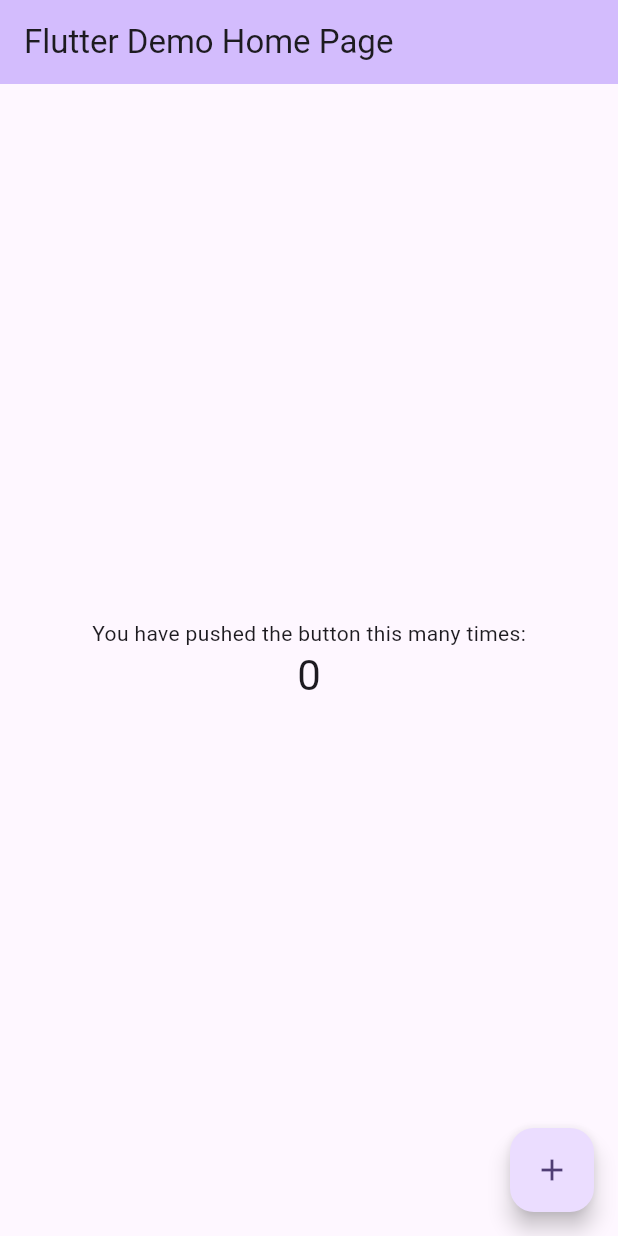
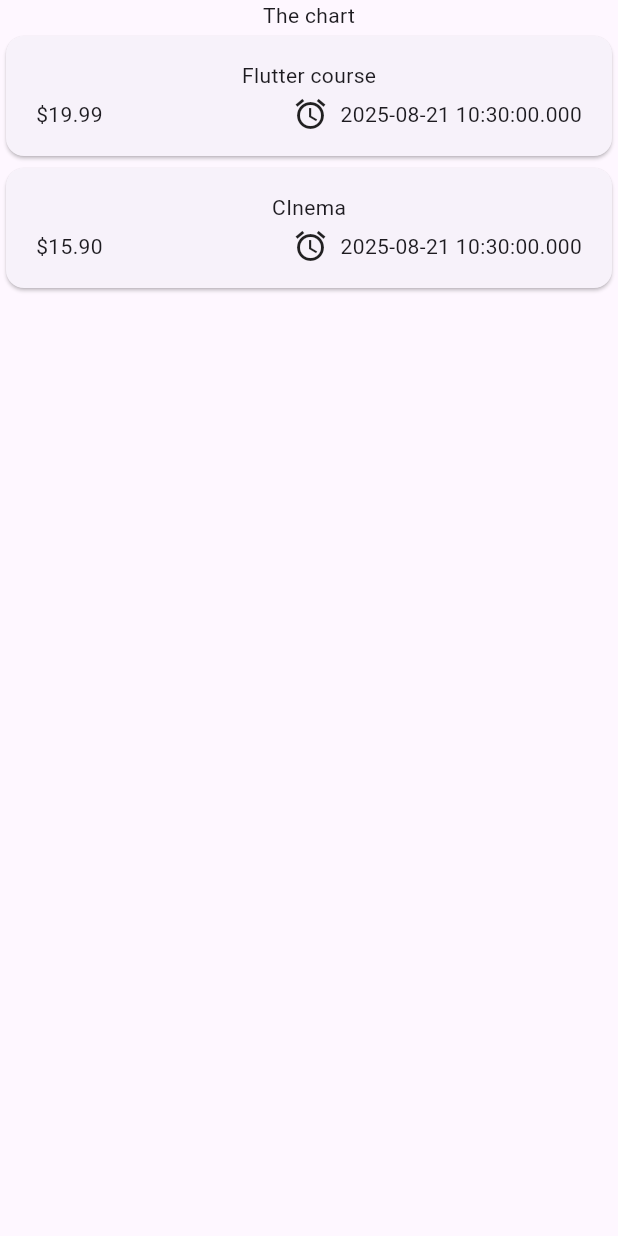
Before and after one commit to shabzzy/expense-tracker, a Flutter app: the screen it shows after launch, on a phone screen of 412 x 824 dp. Run offline on Flutter 3.47's test engine with Material 3 defaults, Android fonts, the phone set to English and light mode, and no system bars; statements that could not run were skipped.

Commit message:
first_commit

```diff
--- a/lib/main.dart
+++ b/lib/main.dart
@@ -1,122 +1,5 @@
 import 'package:flutter/material.dart';
-
+import 'package:expense_tracker/widget/expenses.dart';
 void main() {
-  runApp(const MyApp());
+  runApp(MaterialApp(home: Expenses(),));
 }
-
-class MyApp extends StatelessWidget {
-  const MyApp({super.key});
-
-  // This widget is the root of your application.
-  @override
-  Widget build(BuildContext context) {
-    return MaterialApp(
-      title: 'Flutter Demo',
-      theme: ThemeData(
-        // This is the theme of your application.
-        //
-        // TRY THIS: Try running your application with "flutter run". You'll see
-        // the application has a purple toolbar. Then, without quitting the app,
-        // try changing the seedColor in the colorScheme below to Colors.green
-        // and then invoke "hot reload" (save your changes or press the "hot
-        // reload" button in a Flutter-supported IDE, or press "r" if you used
-        // the command line to start the app).
-        //
-        // Notice that the counter didn't reset back to zero; the application
-        // state is not lost during the reload. To reset the state, use hot
-        // restart instead.
-        //
-        // This works for code too, not just values: Most code changes can be
-        // tested with just a hot reload.
-        colorScheme: ColorScheme.fromSeed(seedColor: Colors.deepPurple),
-      ),
-      home: const MyHomePage(title: 'Flutter Demo Home Page'),
-    );
-  }
-}
-
-class MyHomePage extends StatefulWidget {
-  const MyHomePage({super.key, required this.title});
-
-  // This widget is the home page of your application. It is stateful, meaning
-  // that it has a State object (defined below) that contains fields that affect
-  // how it looks.
-
-  // This class is the configuration for the state. It holds the values (in this
-  // case the title) provided by the parent (in this case the App widget) and
-  // used by the build method of the State. Fields in a Widget subclass are
-  // always marked "final".
-
-  final String title;
-
-  @override
-  State<MyHomePage> createState() => _MyHomePageState();
-}
-
-class _MyHomePageState extends State<MyHomePage> {
-  int _counter = 0;
-
-  void _incrementCounter() {
-    setState(() {
-      // This call to setState tells the Flutter framework that something has
-      // changed in this State, which causes it to rerun the build method below
-      // so that the display can reflect the updated values. If we changed
-      // _counter without calling setState(), then the build method would not be
-      // called again, and so nothing would appear to happen.
-      _counter++;
-    });
-  }
-
-  @override
-  Widget build(BuildContext context) {
-    // This method is rerun every time setState is called, for instance as done
-    // by the _incrementCounter method above.
-    //
-    // The Flutter framework has been optimized to make rerunning build methods
-    // fast, so that you can just rebuild anything that needs updating rather
-    // than having to individually change instances of widgets.
-    return Scaffold(
-      appBar: AppBar(
-        // TRY THIS: Try changing the color here to a specific color (to
-        // Colors.amber, perhaps?) and trigger a hot reload to see the AppBar
-        // change color while the other colors stay the same.
-        backgroundColor: Theme.of(context).colorScheme.inversePrimary,
-        // Here we take the value from the MyHomePage object that was created by
-        // the App.build method, and use it to set our appbar title.
-        title: Text(widget.title),
-      ),
-      body: Center(
-        // Center is a layout widget. It takes a single child and positions it
-        // in the middle of the parent.
-        child: Column(
-          // Column is also a layout widget. It takes a list of children and
-          // arranges them vertically. By default, it sizes itself to fit its
-          // children horizontally, and tries to be as tall as its parent.
-          //
-          // Column has various properties to control how it sizes itself and
-          // how it positions its children. Here we use mainAxisAlignment to
-          // center the children vertically; the main axis here is the vertical
-          // axis because Columns are vertical (the cross axis would be
-          // horizontal).
-          //
-          // TRY THIS: Invoke "debug painting" (choose the "Toggle Debug Paint"
-          // action in the IDE, or press "p" in the console), to see the
-          // wireframe for each widget.
-          mainAxisAlignment: MainAxisAlignment.center,
-          children: <Widget>[
-            const Text('You have pushed the button this many times:'),
-            Text(
-              '$_counter',
-              style: Theme.of(context).textTheme.headlineMedium,
-            ),
-          ],
-        ),
-      ),
-      floatingActionButton: FloatingActionButton(
-        onPressed: _incrementCounter,
-        tooltip: 'Increment',
-        child: const Icon(Icons.add),
-      ), // This trailing comma makes auto-formatting nicer for build methods.
-    );
-  }
-}
--- /dev/null
+++ b/lib/widget/expenses.dart
@@ -0,0 +1,39 @@
+import 'package:expense_tracker/widget/expenses_list/expenses_list.dart';
+import 'package:flutter/material.dart';
+import 'package:expense_tracker/models/expense.dart';
+
+class Expenses extends StatefulWidget {
+  const Expenses({super.key});
+  @override
+  State<Expenses> createState() {
+    return _Expenses();
+  }
+}
+
+class _Expenses extends State<Expenses> {
+  final List<Expense> _registeredExpenses = [
+    Expense(
+      title: 'Flutter course',
+      amount: 19.99,
+      date: DateTime.now(),
+      category: Category.work,
+    ),
+    Expense(
+      title: 'CInema',
+      amount: 15.9,
+      date: DateTime.now(),
+      category: Category.leaisure,
+    ),
+  ];
+  @override
+  Widget build(BuildContext context) {
+    return Scaffold(
+      body: Column(
+        children: [
+          const Text('The chart'),
+          Expanded(child: ExpensesList(expenses: _registeredExpenses)),
+        ],
+      ),
+    );
+  }
+}
--- /dev/null
+++ b/lib/widget/expenses_list/expense_item.dart
@@ -0,0 +1,34 @@
+import 'package:expense_tracker/models/expense.dart';
+import 'package:flutter/material.dart';
+
+class ExpenseItem extends StatelessWidget {
+  const ExpenseItem(this.expense, {super.key});
+  final Expense expense;
+  @override
+  Widget build(BuildContext context) {
+    return Card(
+      child: Padding(
+        padding: const EdgeInsets.symmetric(horizontal: 20, vertical: 16),
+        child: Column(
+          children: [
+            Text(expense.title),
+            const SizedBox(height: 4),
+            Row(
+              children: [
+                Text('\$${expense.amount.toStringAsFixed(2)}'),
+                const Spacer(),
+                Row(
+                  children: [
+                    Icon(Icons.alarm),
+                    const SizedBox(width: 8),
+                    Text(expense.date.toString()),
+                  ],
+                ),
+              ],
+            ),
+          ],
+        ),
+      ),
+    );
+  }
+}
--- /dev/null
+++ b/lib/widget/expenses_list/expenses_list.dart
@@ -0,0 +1,16 @@
+import 'package:expense_tracker/models/expense.dart';
+import 'package:expense_tracker/widget/expenses_list/expense_item.dart';
+import 'package:flutter/material.dart';
+
+class ExpensesList extends StatelessWidget {
+  const ExpensesList({super.key, required this.expenses});
+
+  final List<Expense> expenses;
+  @override
+  Widget build(BuildContext context) {
+    return ListView.builder(
+      itemCount: expenses.length,
+      itemBuilder: (ctx, index) => ExpenseItem(expenses[index]),
+    );
+  }
+}
--- a/pubspec.yaml
+++ b/pubspec.yaml
@@ -34,6 +34,8 @@ dependencies:
   # The following adds the Cupertino Icons font to your application.
   # Use with the CupertinoIcons class for iOS style icons.
   cupertino_icons: ^1.0.8
+  uuid: ^4.5.1
+  intl: ^0.20.2
 
 dev_dependencies:
   flutter_test:
@@ -44,7 +46,7 @@ dev_dependencies:
   # activated in the `analysis_options.yaml` file located at the root of your
   # package. See that file for information about deactivating specific lint
   # rules and activating additional ones.
-  flutter_lints: ^5.0.0
+  flutter_lints: ^6.0.0
 
 # For information on the generic Dart part of this file, see the
 # following page: https://dart.dev/tools/pub/pubspec
```
Also changed, not shown: pubspec.lock.
